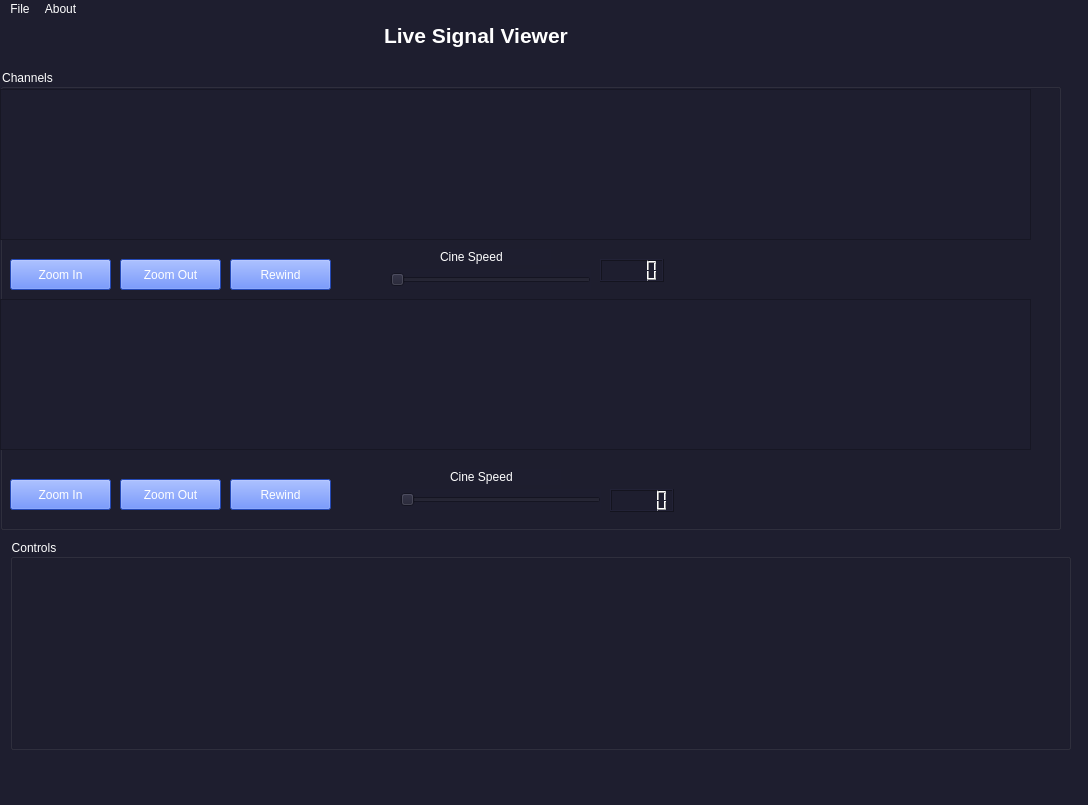
This is Front_End.ui in MoHazem02/Signal-Viewer as Qt 5 draws it before an edit. The edited form follows.
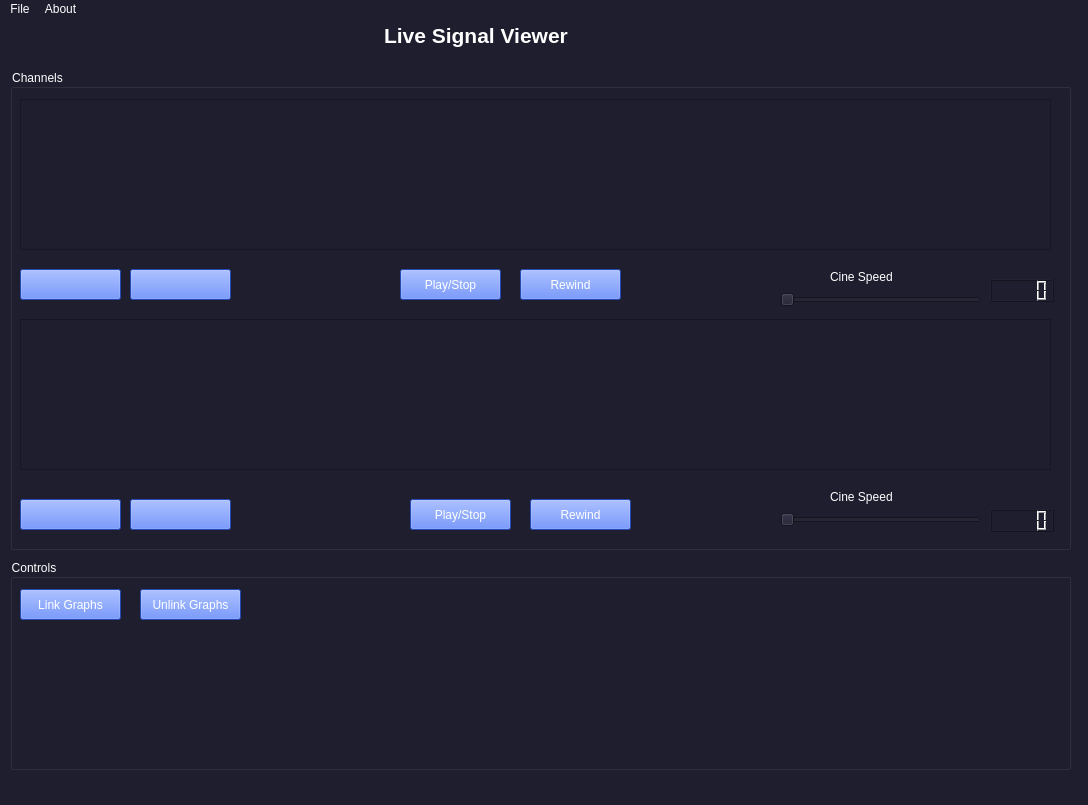
This is the edited form. Icons and pictures are not drawn. Custom widgets are drawn as their Qt base class.

Commit message: Zoom Icons & more

What changed in the file:
```diff
--- a/Front_End.ui
+++ b/Front_End.ui
@@ -41,20 +41,23 @@
    <widget class="QGroupBox" name="groupBox">
     <property name="geometry">
      <rect>
-      <x>0</x>
+      <x>10</x>
       <y>50</y>
       <width>1061</width>
-      <height>461</height>
+      <height>481</height>
      </rect>
     </property>
+    <property name="styleSheet">
+     <string notr="true"/>
+    </property>
     <property name="title">
      <string>Channels</string>
     </property>
     <widget class="PlotWidget" name="graphicsView">
      <property name="geometry">
       <rect>
-       <x>0</x>
-       <y>20</y>
+       <x>10</x>
+       <y>30</y>
        <width>1031</width>
        <height>151</height>
       </rect>
@@ -63,8 +66,8 @@
     <widget class="PlotWidget" name="graphicsView_2">
      <property name="geometry">
       <rect>
-       <x>0</x>
-       <y>230</y>
+       <x>10</x>
+       <y>250</y>
        <width>1031</width>
        <height>151</height>
       </rect>
@@ -74,7 +77,7 @@
      <property name="geometry">
       <rect>
        <x>10</x>
-       <y>190</y>
+       <y>200</y>
        <width>101</width>
        <height>31</height>
       </rect>
@@ -83,14 +86,18 @@
       <string notr="true">background-color:#3366ff;</string>
      </property>
      <property name="text">
-      <string>Zoom In</string>
+      <string/>
+     </property>
+     <property name="icon">
+      <iconset>
+       <normaloff>Assets/zoomin.png</normaloff>Assets/zoomin.png</iconset>
      </property>
     </widget>
     <widget class="QPushButton" name="pushButton_2">
      <property name="geometry">
       <rect>
        <x>120</x>
-       <y>190</y>
+       <y>200</y>
        <width>101</width>
        <height>31</height>
       </rect>
@@ -99,62 +106,18 @@
       <string notr="true">background-color:#3366ff;</string>
      </property>
      <property name="text">
-      <string>Zoom Out</string>
+      <string/>
      </property>
-    </widget>
-    <widget class="QPushButton" name="pushButton_3">
-     <property name="geometry">
-      <rect>
-       <x>230</x>
-       <y>190</y>
-       <width>101</width>
-       <height>31</height>
-      </rect>
-     </property>
-     <property name="styleSheet">
-      <string notr="true">background-color:#3366ff;</string>
-     </property>
-     <property name="text">
-      <string>Rewind</string>
-     </property>
-    </widget>
-    <widget class="QPushButton" name="pushButton_4">
-     <property name="geometry">
-      <rect>
-       <x>120</x>
-       <y>410</y>
-       <width>101</width>
-       <height>31</height>
-      </rect>
-     </property>
-     <property name="styleSheet">
-      <string notr="true">background-color:#3366ff;</string>
-     </property>
-     <property name="text">
-      <string>Zoom Out</string>
-     </property>
-    </widget>
-    <widget class="QPushButton" name="pushButton_5">
-     <property name="geometry">
-      <rect>
-       <x>10</x>
-       <y>410</y>
-       <width>101</width>
-       <height>31</height>
-      </rect>
-     </property>
-     <property name="styleSheet">
-      <string notr="true">background-color:#3366ff;</string>
-     </property>
-     <property name="text">
-      <string>Zoom In</string>
+     <property name="icon">
+      <iconset>
+       <normaloff>Assets/zoom-out.png</normaloff>Assets/zoom-out.png</iconset>
      </property>
     </widget>
     <widget class="QPushButton" name="pushButton_6">
      <property name="geometry">
       <rect>
-       <x>230</x>
-       <y>410</y>
+       <x>520</x>
+       <y>430</y>
        <width>101</width>
        <height>31</height>
       </rect>
@@ -169,8 +132,8 @@
     <widget class="QSlider" name="horizontalSlider">
      <property name="geometry">
       <rect>
-       <x>390</x>
-       <y>200</y>
+       <x>770</x>
+       <y>220</y>
        <width>201</width>
        <height>21</height>
       </rect>
@@ -182,8 +145,8 @@
     <widget class="QLCDNumber" name="lcdNumber">
      <property name="geometry">
       <rect>
-       <x>600</x>
-       <y>190</y>
+       <x>980</x>
+       <y>210</y>
        <width>64</width>
        <height>23</height>
       </rect>
@@ -192,8 +155,8 @@
     <widget class="QSlider" name="horizontalSlider_2">
      <property name="geometry">
       <rect>
-       <x>400</x>
-       <y>420</y>
+       <x>770</x>
+       <y>440</y>
        <width>201</width>
        <height>21</height>
       </rect>
@@ -205,8 +168,8 @@
     <widget class="QLCDNumber" name="lcdNumber_2">
      <property name="geometry">
       <rect>
-       <x>610</x>
-       <y>420</y>
+       <x>980</x>
+       <y>440</y>
        <width>64</width>
        <height>23</height>
       </rect>
@@ -215,8 +178,8 @@
     <widget class="QLabel" name="label">
      <property name="geometry">
       <rect>
-       <x>440</x>
-       <y>180</y>
+       <x>820</x>
+       <y>200</y>
        <width>111</width>
        <height>16</height>
       </rect>
@@ -228,8 +191,8 @@
     <widget class="QLabel" name="label_2">
      <property name="geometry">
       <rect>
-       <x>450</x>
-       <y>400</y>
+       <x>820</x>
+       <y>420</y>
        <width>111</width>
        <height>16</height>
       </rect>
@@ -238,12 +201,101 @@
       <string>Cine Speed</string>
      </property>
     </widget>
+    <widget class="QPushButton" name="pushButton_4">
+     <property name="geometry">
+      <rect>
+       <x>10</x>
+       <y>430</y>
+       <width>101</width>
+       <height>31</height>
+      </rect>
+     </property>
+     <property name="styleSheet">
+      <string notr="true">background-color:#3366ff;
+background-image: &quot;Assets/zoomin.png&quot;;</string>
+     </property>
+     <property name="text">
+      <string/>
+     </property>
+     <property name="icon">
+      <iconset>
+       <normaloff>Assets/zoomin.png</normaloff>Assets/zoomin.png</iconset>
+     </property>
+    </widget>
+    <widget class="QPushButton" name="pushButton_5">
+     <property name="geometry">
+      <rect>
+       <x>120</x>
+       <y>430</y>
+       <width>101</width>
+       <height>31</height>
+      </rect>
+     </property>
+     <property name="styleSheet">
+      <string notr="true">background-color:#3366ff;</string>
+     </property>
+     <property name="text">
+      <string/>
+     </property>
+     <property name="icon">
+      <iconset>
+       <normaloff>Assets/zoom-out.png</normaloff>Assets/zoom-out.png</iconset>
+     </property>
+    </widget>
+    <widget class="QPushButton" name="pushButton_7">
+     <property name="geometry">
+      <rect>
+       <x>400</x>
+       <y>430</y>
+       <width>101</width>
+       <height>31</height>
+      </rect>
+     </property>
+     <property name="styleSheet">
+      <string notr="true">background-color:#3366ff;</string>
+     </property>
+     <property name="text">
+      <string>Play/Stop</string>
+     </property>
+    </widget>
+    <widget class="QPushButton" name="pushButton_8">
+     <property name="geometry">
+      <rect>
+       <x>390</x>
+       <y>200</y>
+       <width>101</width>
+       <height>31</height>
+      </rect>
+     </property>
+     <property name="styleSheet">
+      <string notr="true">background-color:#3366ff;</string>
+     </property>
+     <property name="text">
+      <string>Play/Stop</string>
+     </property>
+    </widget>
+    <widget class="QPushButton" name="pushButton_9">
+     <property name="geometry">
+      <rect>
+       <x>510</x>
+       <y>200</y>
+       <width>101</width>
+       <height>31</height>
+      </rect>
+     </property>
+     <property name="styleSheet">
+      <string notr="true">background-color:#3366ff;</string>
+     </property>
+     <property name="text">
+      <string>Rewind</string>
+     </property>
+    </widget>
    </widget>
    <widget class="QGroupBox" name="groupBox_2">
     <property name="geometry">
      <rect>
       <x>10</x>
-      <y>520</y>
+      <y>540</y>
       <width>1061</width>
       <height>211</height>
      </rect>
@@ -251,6 +303,38 @@
     <property name="title">
      <string>Controls</string>
     </property>
+    <widget class="QPushButton" name="pushButton_10">
+     <property name="geometry">
+      <rect>
+       <x>10</x>
+       <y>30</y>
+       <width>101</width>
+       <height>31</height>
+      </rect>
+     </property>
+     <property name="styleSheet">
+      <string notr="true">background-color:#3366ff;</string>
+     </property>
+     <property name="text">
+      <string>Link Graphs</string>
+     </property>
+    </widget>
+    <widget class="QPushButton" name="pushButton_11">
+     <property name="geometry">
+      <rect>
+       <x>130</x>
+       <y>30</y>
+       <width>101</width>
+       <height>31</height>
+      </rect>
+     </property>
+     <property name="styleSheet">
+      <string notr="true">background-color:#3366ff;</string>
+     </property>
+     <property name="text">
+      <string>Unlink Graphs</string>
+     </property>
+    </widget>
    </widget>
   </widget>
   <widget class="QMenuBar" name="menubar">
```
Left out of the diff: 3 changed lines with no effect on the pictures.
